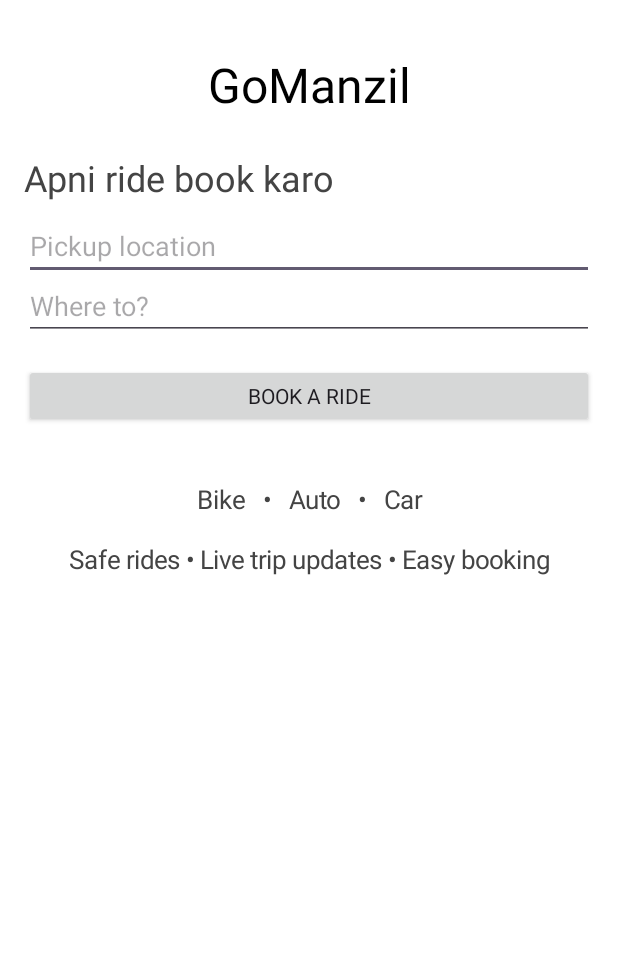
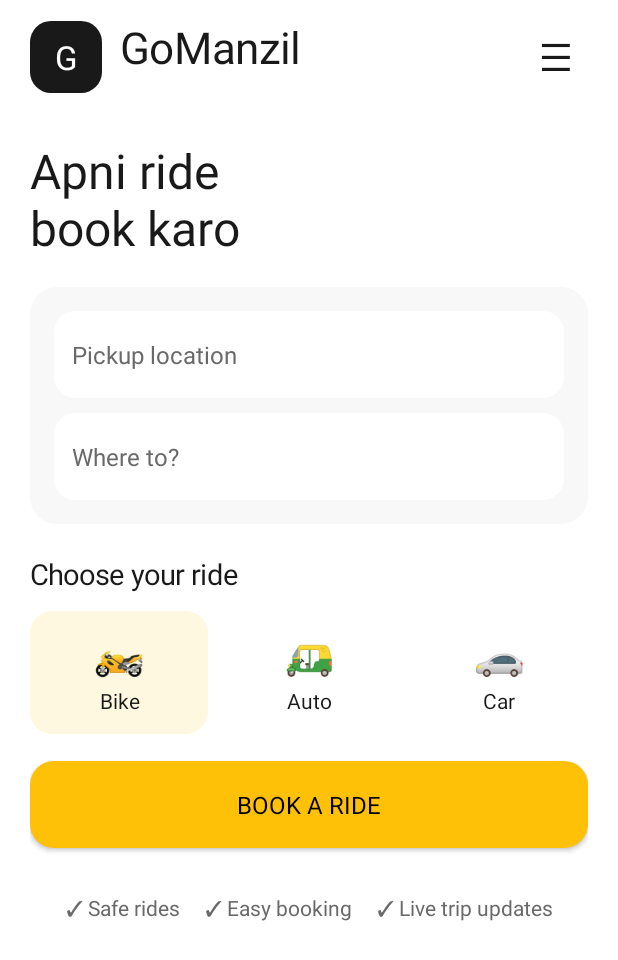
Before and after one commit to gomaziLapp/GoManzil, an Android app: the screen it shows after launch (MainActivity), on a phone screen of 412 x 824 dp. Shown: the top 960 px of the screen. Run offline under Robolectric (Android 15) with nearby library versions, the light colour scheme and no system bars.

Commit message:
Improve GoManzil home screen UI

```diff
--- a/app/src/main/java/com/gomanzil/app/MainActivity.kt
+++ b/app/src/main/java/com/gomanzil/app/MainActivity.kt
@@ -1,27 +1,144 @@
 package com.gomanzil.app
 
+import android.graphics.Color
+import android.graphics.drawable.GradientDrawable
 import android.os.Bundle
-import android.graphics.Color
 import android.view.Gravity
+import android.view.View
 import android.widget.*
 import androidx.appcompat.app.AppCompatActivity
 
 class MainActivity : AppCompatActivity() {
+    private val dark = Color.rgb(25, 25, 25)
+    private val muted = Color.rgb(105, 105, 105)
+    private val accent = Color.rgb(255, 193, 7)
+
+    private fun rounded(color: Int, radius: Float = 24f): GradientDrawable =
+        GradientDrawable().apply { setColor(color); cornerRadius = radius }
+
+    private fun dp(v: Int): Int = (v * resources.displayMetrics.density).toInt()
+
     override fun onCreate(savedInstanceState: Bundle?) {
         super.onCreate(savedInstanceState)
-        val root = LinearLayout(this).apply { orientation = LinearLayout.VERTICAL; setPadding(24,32,24,24); setBackgroundColor(Color.WHITE) }
-        val logo = TextView(this).apply { text = "GoManzil"; textSize = 32f; setTextColor(Color.BLACK); gravity = Gravity.CENTER; setPadding(0,20,0,28) }
-        root.addView(logo)
-        val title = TextView(this).apply { text = "Apni ride book karo"; textSize = 24f; setTextColor(Color.DKGRAY); setPadding(0,8,0,18) }
-        root.addView(title)
-        val pickup = EditText(this).apply { hint = "Pickup location"; setSingleLine(true) }
-        root.addView(pickup, LinearLayout.LayoutParams(-1,60))
-        val drop = EditText(this).apply { hint = "Where to?"; setSingleLine(true) }
-        root.addView(drop, LinearLayout.LayoutParams(-1,60))
-        val book = Button(this).apply { text = "Book a Ride"; setOnClickListener { Toast.makeText(context,"Ride request received",Toast.LENGTH_SHORT).show() } }
-        val lp = LinearLayout.LayoutParams(-1,64); lp.topMargin=24; root.addView(book,lp)
-        val options = TextView(this).apply { text = "\nBike   •   Auto   •   Car\n\nSafe rides • Live trip updates • Easy booking"; textSize=17f; setTextColor(Color.DKGRAY); gravity=Gravity.CENTER; setPadding(0,24,0,0) }
-        root.addView(options)
-        setContentView(root)
+        window.statusBarColor = Color.WHITE
+        window.navigationBarColor = Color.WHITE
+        window.decorView.systemUiVisibility = View.SYSTEM_UI_FLAG_LIGHT_STATUS_BAR
+
+        val scroll = ScrollView(this).apply { setBackgroundColor(Color.WHITE) }
+        val root = LinearLayout(this).apply {
+            orientation = LinearLayout.VERTICAL
+            setPadding(dp(20), dp(12), dp(20), dp(28))
+        }
+        scroll.addView(root)
+
+        val header = LinearLayout(this).apply {
+            orientation = LinearLayout.HORIZONTAL
+            gravity = Gravity.CENTER_VERTICAL
+        }
+        val mark = TextView(this).apply {
+            text = "G"
+            textSize = 22f
+            gravity = Gravity.CENTER
+            setTextColor(Color.WHITE)
+            background = rounded(dark, dp(14).toFloat())
+        }
+        header.addView(mark, LinearLayout.LayoutParams(dp(48), dp(48)))
+        val brand = TextView(this).apply {
+            text = "GoManzil"
+            textSize = 29f
+            setTextColor(dark)
+            setPadding(dp(12), 0, 0, 0)
+        }
+        header.addView(brand, LinearLayout.LayoutParams(0, dp(52), 1f))
+        val menu = TextView(this).apply { text = "☰"; textSize = 25f; setTextColor(dark); gravity = Gravity.CENTER }
+        header.addView(menu, LinearLayout.LayoutParams(dp(44), dp(48)))
+        root.addView(header)
+
+        val welcome = TextView(this).apply {
+            text = "Apni ride\nbook karo"
+            textSize = 32f
+            setTextColor(dark)
+            setPadding(0, dp(28), 0, dp(18))
+        }
+        root.addView(welcome)
+
+        val bookingCard = LinearLayout(this).apply {
+            orientation = LinearLayout.VERTICAL
+            setPadding(dp(16), dp(16), dp(16), dp(16))
+            background = rounded(Color.rgb(248, 248, 248), dp(18).toFloat())
+        }
+
+        fun locationField(hintText: String, icon: String): EditText {
+            return EditText(this).apply {
+                hint = hintText
+                textSize = 16f
+                setTextColor(dark)
+                setHintTextColor(muted)
+                setSingleLine(true)
+                setPadding(dp(12), 0, dp(12), 0)
+                background = rounded(Color.WHITE, dp(14).toFloat())
+                compoundDrawablePadding = dp(8)
+                contentDescription = hintText
+            }
+        }
+
+        val pickup = locationField("Pickup location", "●")
+        val drop = locationField("Where to?", "●")
+        bookingCard.addView(pickup, LinearLayout.LayoutParams(-1, dp(58)).apply { bottomMargin = dp(10) })
+        bookingCard.addView(drop, LinearLayout.LayoutParams(-1, dp(58)))
+        root.addView(bookingCard, LinearLayout.LayoutParams(-1, -2).apply { bottomMargin = dp(18) })
+
+        val vehicleTitle = TextView(this).apply {
+            text = "Choose your ride"
+            textSize = 19f
+            setTextColor(dark)
+            setPadding(0, dp(2), 0, dp(12))
+        }
+        root.addView(vehicleTitle)
+
+        val vehicles = LinearLayout(this).apply { orientation = LinearLayout.HORIZONTAL }
+        val choices = listOf("🏍", "🛺", "🚗") to listOf("Bike", "Auto", "Car")
+        choices.second.forEachIndexed { i, name ->
+            val card = LinearLayout(this).apply {
+                orientation = LinearLayout.VERTICAL
+                gravity = Gravity.CENTER
+                setPadding(dp(6), dp(10), dp(6), dp(10))
+                background = rounded(if (i == 0) Color.rgb(255, 248, 225) else Color.WHITE, dp(15).toFloat())
+            }
+            val icon = TextView(this).apply { text = choices.first[i]; textSize = 28f; gravity = Gravity.CENTER }
+            val label = TextView(this).apply { text = name; textSize = 14f; setTextColor(dark); gravity = Gravity.CENTER }
+            card.addView(icon, LinearLayout.LayoutParams(-1, dp(38)))
+            card.addView(label, LinearLayout.LayoutParams(-1, dp(28)))
+            vehicles.addView(card, LinearLayout.LayoutParams(0, dp(82), 1f).apply { marginEnd = if (i < 2) dp(8) else 0 })
+        }
+        root.addView(vehicles)
+
+        val book = Button(this).apply {
+            text = "BOOK A RIDE"
+            textSize = 16f
+            setTextColor(Color.BLACK)
+            isAllCaps = false
+            background = rounded(accent, dp(16).toFloat())
+            elevation = dp(2).toFloat()
+            setOnClickListener {
+                if (pickup.text.isNullOrBlank() || drop.text.isNullOrBlank()) {
+                    Toast.makeText(context, "Pickup aur destination enter karo", Toast.LENGTH_SHORT).show()
+                } else {
+                    Toast.makeText(context, "Ride request received", Toast.LENGTH_SHORT).show()
+                }
+            }
+        }
+        root.addView(book, LinearLayout.LayoutParams(-1, dp(58)).apply { topMargin = dp(18) })
+
+        val safety = TextView(this).apply {
+            text = "\n✓ Safe rides     ✓ Easy booking     ✓ Live trip updates"
+            textSize = 14f
+            setTextColor(muted)
+            gravity = Gravity.CENTER
+            setPadding(0, dp(12), 0, 0)
+        }
+        root.addView(safety)
+
+        setContentView(scroll)
     }
 }
```
